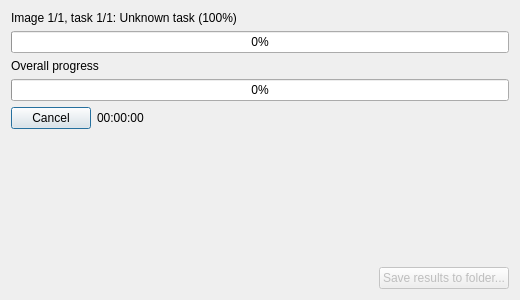
GRAPHENE9932/ImageUpscalerQt, file src/windows/TasksWaitingDialog.ui: the form before one commit.
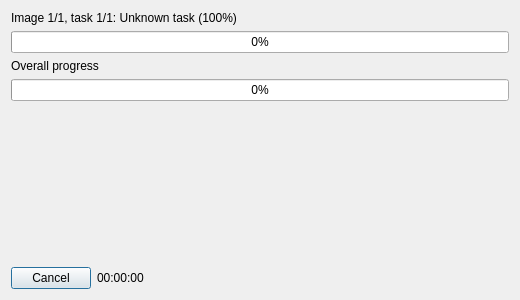
The form after the commit. Icons and pictures are not drawn.

Commit message: Remove the "Save result" button from the TasksWaitingDialog.

Patch:
```diff
--- a/src/windows/TasksWaitingDialog.ui
+++ b/src/windows/TasksWaitingDialog.ui
@@ -13,7 +13,7 @@
   <property name="windowTitle">
    <string>Doing tasks...</string>
   </property>
-  <layout class="QVBoxLayout" name="verticalLayout" stretch="0,0,0,0,0,0,0">
+  <layout class="QVBoxLayout" name="verticalLayout" stretch="0,0,0,0,0,0">
    <item>
     <widget class="QLabel" name="current_task_label">
      <property name="text">
@@ -42,30 +42,6 @@
      </property>
     </widget>
    </item>
-   <item>
-    <layout class="QHBoxLayout" name="middle_layout" stretch="0,1">
-     <item>
-      <widget class="QPushButton" name="cancel_button">
-       <property name="sizePolicy">
-        <sizepolicy hsizetype="Fixed" vsizetype="Fixed">
-         <horstretch>0</horstretch>
-         <verstretch>0</verstretch>
-        </sizepolicy>
-       </property>
-       <property name="text">
-        <string>Cancel</string>
-       </property>
-      </widget>
-     </item>
-     <item>
-      <widget class="QLabel" name="time_label">
-       <property name="text">
-        <string>00:00:00</string>
-       </property>
-      </widget>
-     </item>
-    </layout>
-   </item>
    <item>
     <spacer name="main_spacer">
      <property name="orientation">
@@ -83,30 +59,24 @@
     </spacer>
    </item>
    <item>
-    <layout class="QHBoxLayout" name="bottom_layout" stretch="0,0">
+    <layout class="QHBoxLayout" name="middle_layout" stretch="0,1">
      <item>
-      <spacer name="bottom_spacer">
-       <property name="orientation">
-        <enum>Qt::Horizontal</enum>
+      <widget class="QPushButton" name="cancel_button">
+       <property name="sizePolicy">
+        <sizepolicy hsizetype="Fixed" vsizetype="Fixed">
+         <horstretch>0</horstretch>
+         <verstretch>0</verstretch>
+        </sizepolicy>
        </property>
-       <property name="sizeHint" stdset="0">
-        <size>
-         <width>40</width>
-         <height>20</height>
-        </size>
+       <property name="text">
+        <string>Cancel</string>
        </property>
-      </spacer>
+      </widget>
      </item>
      <item>
-      <widget class="QPushButton" name="save_button">
-       <property name="enabled">
-        <bool>false</bool>
-       </property>
+      <widget class="QLabel" name="time_label">
        <property name="text">
-        <string>Save results to folder...</string>
-       </property>
-       <property name="icon">
-        <iconset theme="document-save"/>
+        <string>00:00:00</string>
        </property>
       </widget>
      </item>
```
The commit also changes 2 other files.
